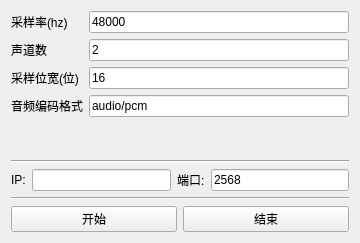
Old version of the form mainwidget.ui in the repository ylxcvvan/OpusDemo.
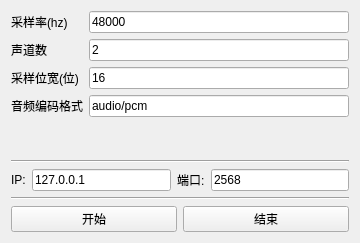
New version of the form.

The edit to the form file:
```diff
--- a/mainwidget.ui
+++ b/mainwidget.ui
@@ -93,7 +93,7 @@
      <item>
       <widget class="QLineEdit" name="lineEditIpAddress">
        <property name="text">
-        <string/>
+        <string>127.0.0.1</string>
        </property>
       </widget>
      </item>
```
